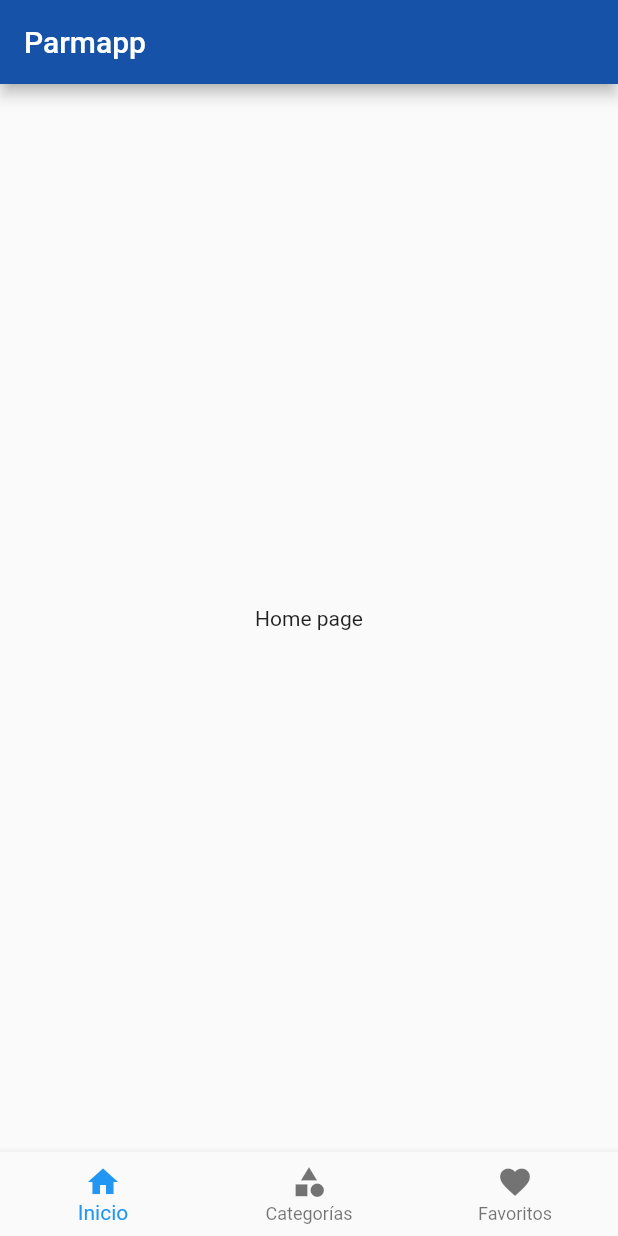
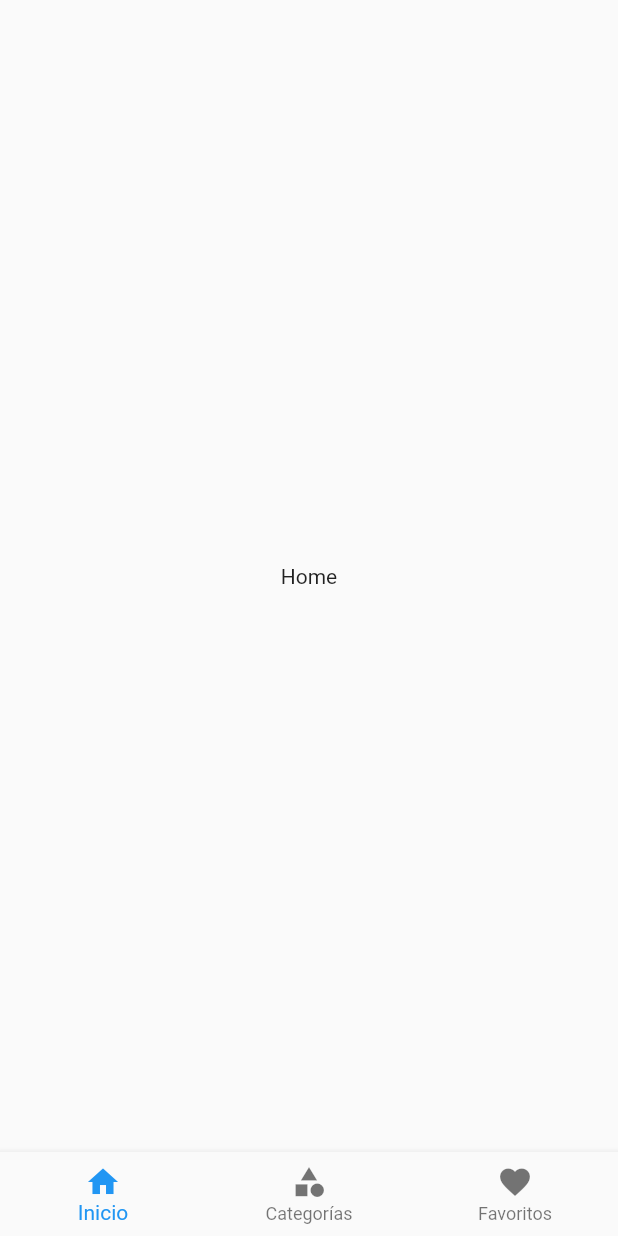
Before and after one commit to edgon85/farmacia, a Flutter app: the screen it shows after launch, on a phone screen of 412 x 824 dp. Run offline on Flutter 3.47's test engine with Material 2 defaults, Android fonts, the phone set to English and light mode, and no system bars.

Commit message:
dando funcionalidad a buttonbar con sus propias pages

```diff
--- a/lib/src/pages/container_page.dart
+++ b/lib/src/pages/container_page.dart
@@ -1,3 +1,6 @@
+import 'package:farm_app/src/pages/categories/category_page.dart';
+import 'package:farm_app/src/pages/favorites/favorites_page.dart';
+import 'package:farm_app/src/pages/home/home_page.dart';
 import 'package:flutter/material.dart';
 
 class ContainerPage extends StatefulWidget {
@@ -8,28 +11,25 @@ class ContainerPage extends StatefulWidget {
 class _ContainerPageState extends State<ContainerPage> {
   int _currentIndex = 0;
 
+  final _home = HomePage();
+  final _category = CategoryPage();
+  final _favorites = FavoritePage();
+
   @override
   Widget build(BuildContext context) {
     return Scaffold(
-      /*<============================>*/
-      /*Appbar*/
-      /*<============================>*/
-      appBar: AppBar(
-        title: Text('Parmapp'),
-      ),
-      /*>============================<*/
 
       /*==============================*/
       /*Body*/
       /*==============================*/
-      body: Container(
-        child: Center(
-          child: Text('Home page'),
-        ),
-      ),
+      body: _pageChooser(_currentIndex),
       /*==============================*/
 
+      /*<============================>*/
+      /*Bottom Bar*/
+      /*<============================>*/
       bottomNavigationBar: _bottomBar(),
+      /*>============================<*/
     );
   }
 
@@ -37,12 +37,43 @@ class _ContainerPageState extends State<ContainerPage> {
   /*Bottom Bar*/
   /*==============================*/
   Widget _bottomBar() {
-    return BottomNavigationBar(elevation: 4, items: <BottomNavigationBarItem>[
-      BottomNavigationBarItem(icon: Icon(Icons.home), title: Text('Inicio')),
-      BottomNavigationBarItem(
-          icon: Icon(Icons.category), title: Text('Categorías')),
-      BottomNavigationBarItem(
-          icon: Icon(Icons.favorite), title: Text('Favoritos')),
-    ]);
+    return BottomNavigationBar(
+      elevation: 4,
+      items: <BottomNavigationBarItem>[
+        BottomNavigationBarItem(icon: Icon(Icons.home), title: Text('Inicio')),
+        BottomNavigationBarItem(
+            icon: Icon(Icons.category), title: Text('Categorías')),
+        BottomNavigationBarItem(
+            icon: Icon(Icons.favorite), title: Text('Favoritos')),
+      ],
+      currentIndex: _currentIndex,
+      onTap: (value) {
+        setState(() {
+          _currentIndex = value;
+        });
+      },
+    );
+  }
+
+  /*==============================*/
+  /* Seleccionar la página para el bottom bar */
+  /*==============================*/
+  Widget _pageChooser(int currentIndex) {
+    switch (currentIndex) {
+      case 0:
+        return _home;
+        break;
+
+      case 1:
+        return _category;
+        break;
+
+      case 2:
+        return _favorites;
+        break;
+
+      default:
+        return _home;
+    }
   }
 }
```
